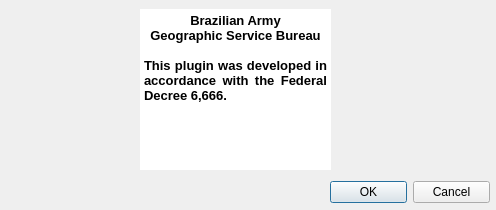
This is ui_about.ui in dsgoficial/DsgTools as Qt 5 draws it before an edit. The edited form follows.
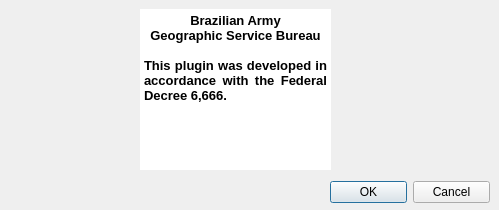
This is the edited form. Icons and pictures are not drawn.

Commit message: Fixing the about dialog

The edit to the form file:
```diff
--- a/ui_about.ui
+++ b/ui_about.ui
@@ -6,7 +6,7 @@
    <rect>
     <x>0</x>
     <y>0</y>
-    <width>496</width>
+    <width>499</width>
     <height>210</height>
    </rect>
   </property>
```
Left out of the diff: 8 changed lines with no effect on the pictures. The commit also changes 5 other files.
